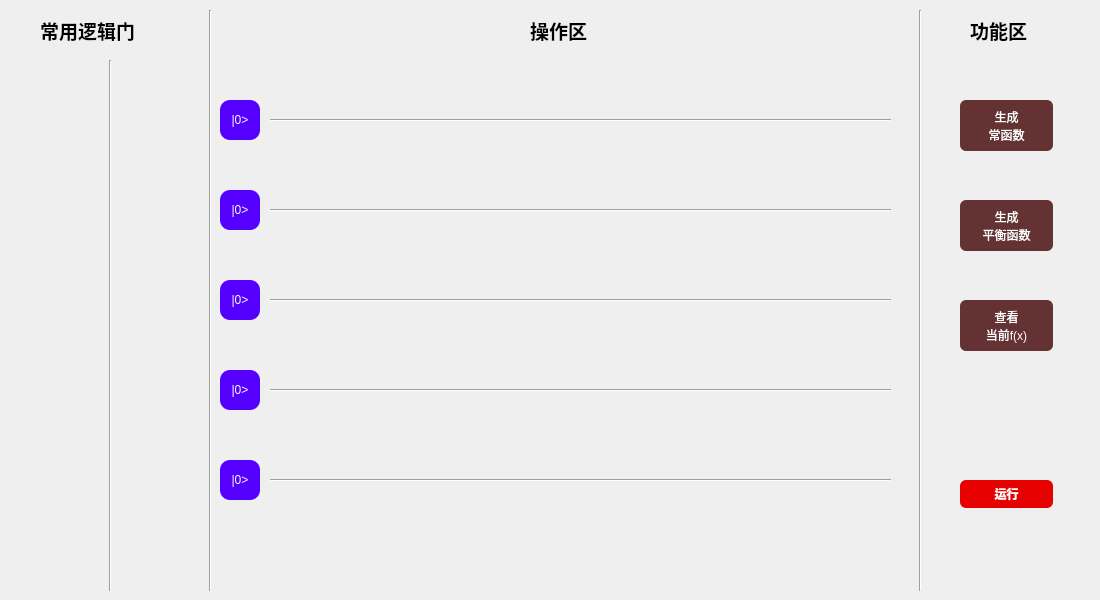
Before: the Qt Designer form widget.ui in pkfbc2014/Simple-Quantum-Simulator, drawn with Qt 5.
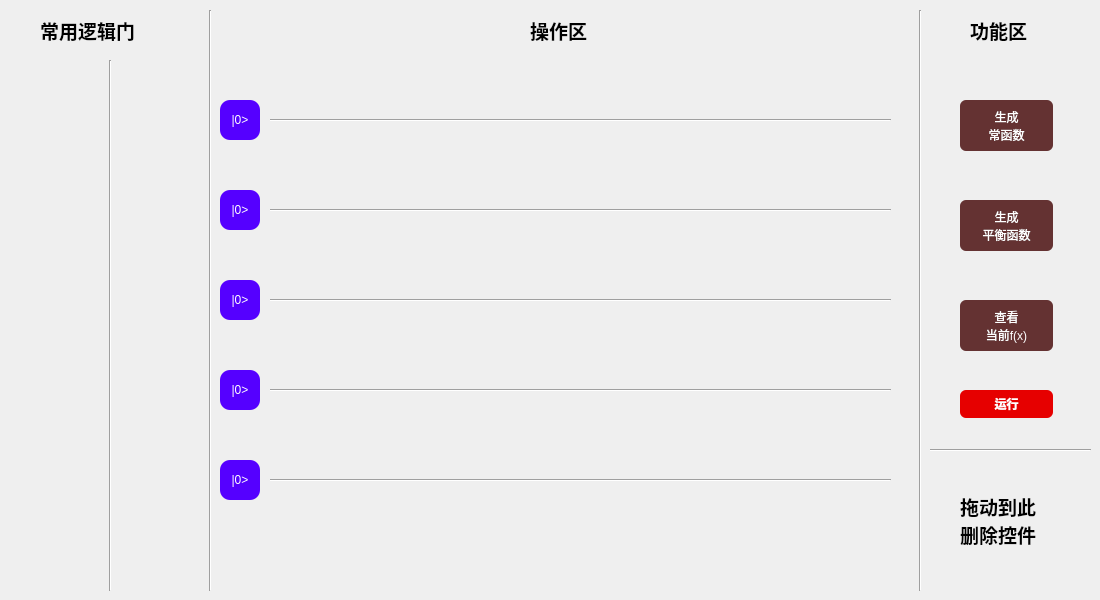
After: the same form once the commit is applied. Icons and pictures are not drawn.

What changed in the file:
```diff
--- a/widget.ui
+++ b/widget.ui
@@ -36,8 +36,8 @@
   <widget class="QLabel" name="Zgate">
    <property name="geometry">
     <rect>
-     <x>120</x>
-     <y>80</y>
+     <x>20</x>
+     <y>480</y>
      <width>80</width>
      <height>80</height>
     </rect>
@@ -53,7 +53,7 @@
    <property name="geometry">
     <rect>
      <x>120</x>
-     <y>180</y>
+     <y>80</y>
      <width>80</width>
      <height>80</height>
     </rect>
@@ -69,9 +69,9 @@
    <property name="geometry">
     <rect>
      <x>120</x>
-     <y>280</y>
+     <y>160</y>
      <width>80</width>
-     <height>160</height>
+     <height>170</height>
     </rect>
    </property>
    <property name="text">
@@ -85,7 +85,7 @@
    <property name="geometry">
     <rect>
      <x>20</x>
-     <y>280</y>
+     <y>240</y>
      <width>80</width>
      <height>80</height>
     </rect>
@@ -101,7 +101,7 @@
    <property name="geometry">
     <rect>
      <x>20</x>
-     <y>180</y>
+     <y>160</y>
      <width>80</width>
      <height>80</height>
     </rect>
@@ -117,7 +117,7 @@
    <property name="geometry">
     <rect>
      <x>20</x>
-     <y>380</y>
+     <y>320</y>
      <width>80</width>
      <height>80</height>
     </rect>
@@ -133,7 +133,7 @@
    <property name="geometry">
     <rect>
      <x>20</x>
-     <y>480</y>
+     <y>400</y>
      <width>80</width>
      <height>80</height>
     </rect>
@@ -495,7 +495,7 @@
    <property name="geometry">
     <rect>
      <x>960</x>
-     <y>480</y>
+     <y>390</y>
      <width>93</width>
      <height>28</height>
     </rect>
@@ -541,6 +541,47 @@
     <string>功能区</string>
    </property>
   </widget>
+  <widget class="QLabel" name="label_12">
+   <property name="geometry">
+    <rect>
+     <x>960</x>
+     <y>490</y>
+     <width>101</width>
+     <height>61</height>
+    </rect>
+   </property>
+   <property name="font">
+    <font>
+     <pointsize>14</pointsize>
+     <weight>75</weight>
+     <bold>true</bold>
+    </font>
+   </property>
+   <property name="text">
+    <string>拖动到此
+删除控件</string>
+   </property>
+  </widget>
+  <widget class="Line" name="line_9">
+   <property name="geometry">
+    <rect>
+     <x>930</x>
+     <y>440</y>
+     <width>161</width>
+     <height>20</height>
+    </rect>
+   </property>
+   <property name="font">
+    <font>
+     <pointsize>9</pointsize>
+     <weight>75</weight>
+     <bold>true</bold>
+    </font>
+   </property>
+   <property name="orientation">
+    <enum>Qt::Horizontal</enum>
+   </property>
+  </widget>
  </widget>
  <resources>
   <include location="images.qrc"/>
```
Left out of the diff: 18 changed lines with no effect on the pictures.
